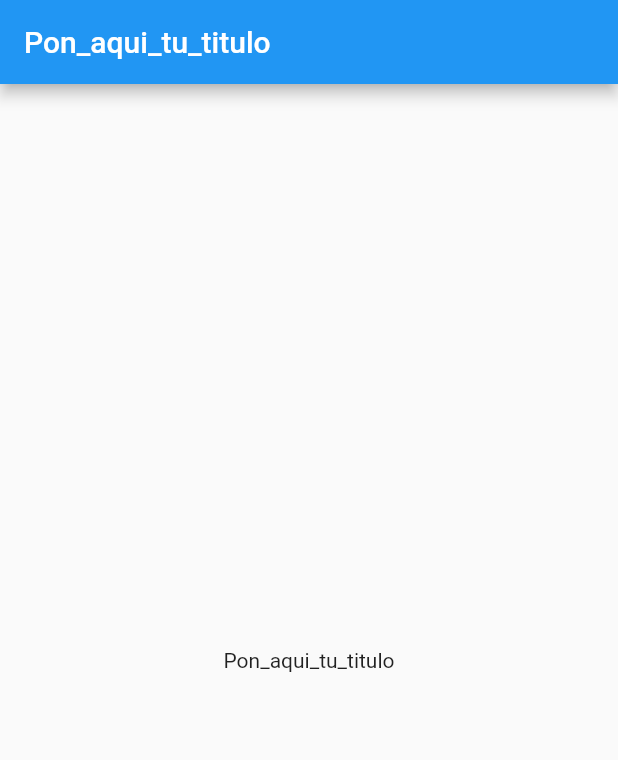
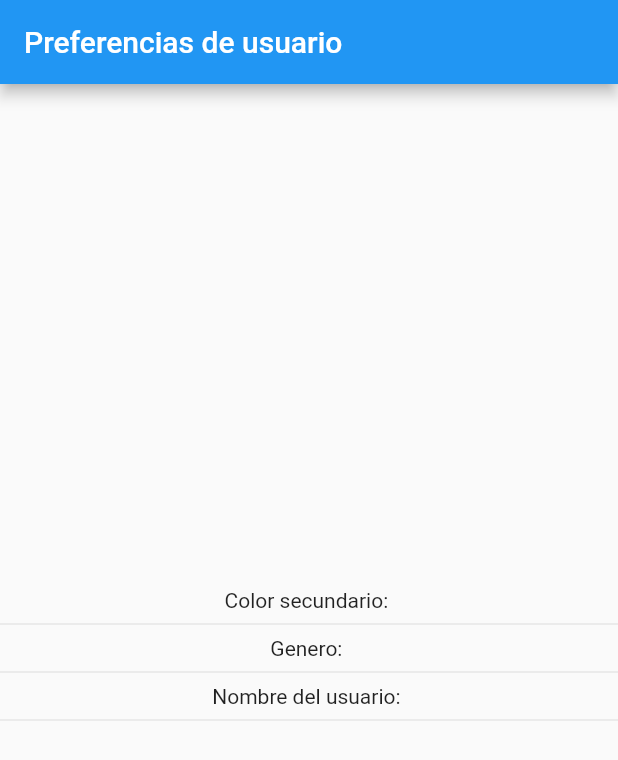
Before and after one commit to AlanCasasArevalo/User_Preference_Flutter, a Flutter app: the screen it shows after launch, on a phone screen of 412 x 824 dp. Shown: the top 760 px of the screen. Run offline on Flutter 3.47's test engine with Material 2 defaults, Android fonts, the phone set to English and light mode, and no system bars.

```diff
--- a/lib/main.dart
+++ b/lib/main.dart
@@ -1,4 +1,6 @@
 import 'package:flutter/material.dart';
+import 'package:user_preference_app/src/page/home_page.dart';
+import 'package:user_preference_app/src/page/settings_page.dart';
 
 void main() {
   runApp(MyApp());
@@ -9,17 +11,12 @@ class MyApp extends StatelessWidget {
   Widget build(BuildContext context) {
     return MaterialApp(
       debugShowCheckedModeBanner: false,
-      title: 'Flutter Demo',
-      home: Scaffold(
-        appBar: AppBar(
-          title: Text('Pon_aqui_tu_titulo'),
-        ),
-        body: Center(
-          child: Container(
-              child: Text('Pon_aqui_tu_titulo')
-          ),
-        ),
-      ),
+      title: 'Preference',
+      initialRoute: HomePage.routeName,
+      routes: {
+        HomePage.routeName : (BuildContext context) => HomePage(),
+        SettingsPage.routeName : (BuildContext context) => SettingsPage(),
+      },
     );
   }
 }
--- /dev/null
+++ b/lib/src/page/home_page.dart
@@ -0,0 +1,26 @@
+import 'package:flutter/material.dart';
+
+class HomePage extends StatelessWidget {
+
+  static final String routeName = 'home_page';
+
+  @override
+  Widget build(BuildContext context) {
+    return Scaffold(
+      appBar: AppBar(
+        title: Text('Preferencias de usuario'),
+      ),
+      body: Column(
+        mainAxisAlignment: MainAxisAlignment.center,
+        children: [
+          Text('Color secundario: '),
+          Divider(),
+          Text('Genero: '),
+          Divider(),
+          Text('Nombre del usuario: '),
+          Divider(),
+        ],
+      ),
+    );
+  }
+}
--- /dev/null
+++ b/lib/src/page/settings_page.dart
@@ -0,0 +1,18 @@
+import 'package:flutter/material.dart';
+
+class SettingsPage extends StatelessWidget {
+
+  static final String routeName = 'settings_page';
+
+  @override
+  Widget build(BuildContext context) {
+    return Scaffold(
+      appBar: AppBar(
+        title: Text('Ajustes'),
+      ),
+      body: Center(
+        child: Text('Pagina de ajustes'),
+      ),
+    );
+  }
+}
```
